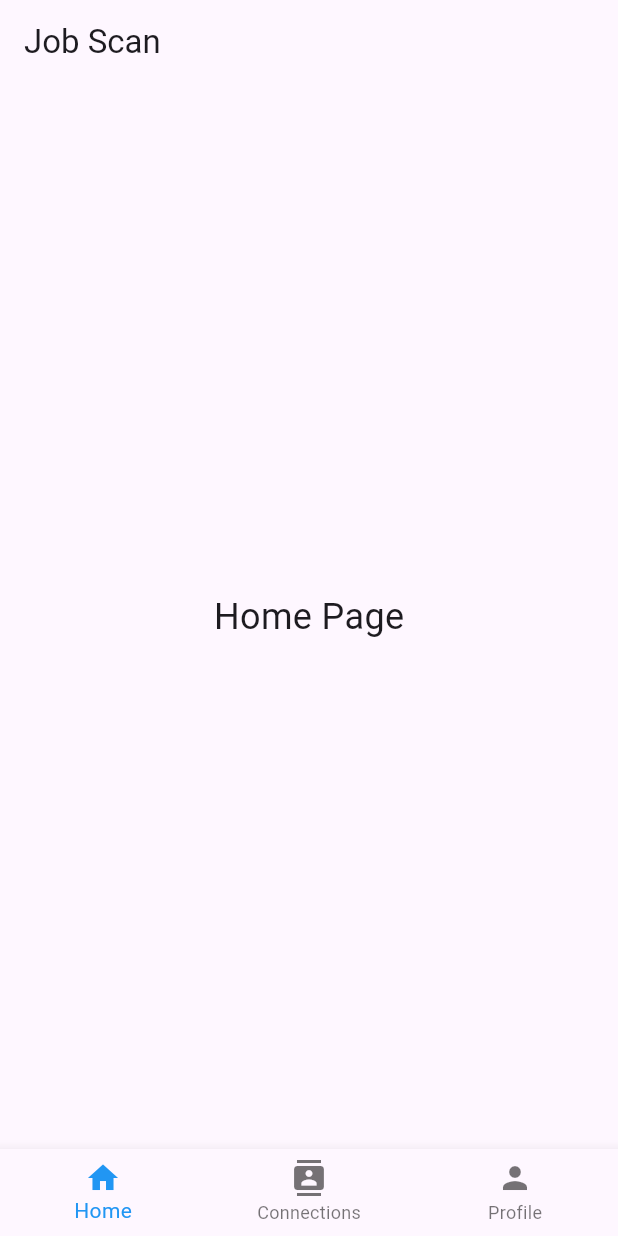
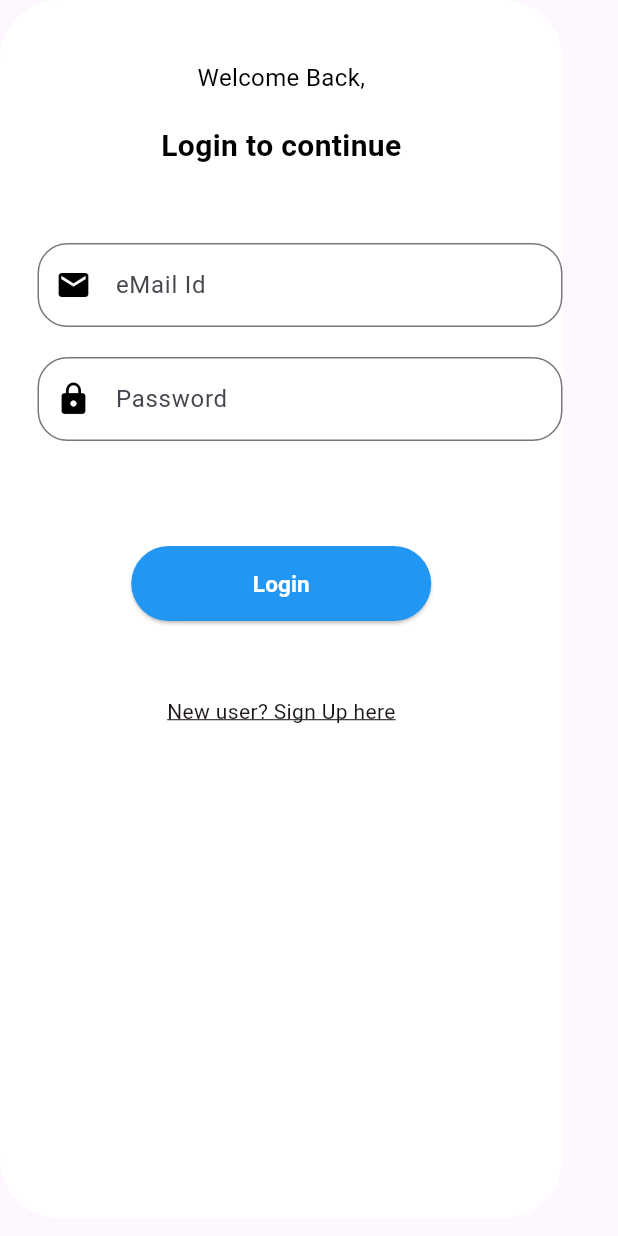
Before and after one commit to NibinByteCode/jobscan_flutter, a Flutter app: the screen it shows after launch, on a phone screen of 412 x 824 dp. Run offline on Flutter 3.47's test engine with Material 3 defaults, Android fonts, the phone set to English and light mode, and no system bars; our stand-ins replace firebase_auth, firebase_core, firebase_database; accounts and stored records are empty; generated files the repository leaves out were written again; Roboto replaces fonts that are missing (Poppins, poppins).

Commit message:
Add Firebase Auth and Login

```diff
--- /dev/null
+++ b/lib/helperclass/authhelper.dart
@@ -0,0 +1,86 @@
+import 'dart:developer';
+import 'package:firebase_auth/firebase_auth.dart';
+import 'package:firebase_database/firebase_database.dart';
+import 'package:flutter/material.dart';
+
+
+class AuthHelper {
+  final FirebaseAuth _auth = FirebaseAuth.instance;
+  final DatabaseReference _database = FirebaseDatabase.instance.reference();
+
+  Future<User?> emailLogin(String email, String password) async {
+    try {
+      UserCredential userCredential = await _auth.signInWithEmailAndPassword(
+        email: email,
+        password: password,
+      );
+      return userCredential.user;
+    } catch (e) {
+      print("Error logging in with email and password: $e");
+      return null;
+    }
+  }
+  Future<String?> getCurrentUserId() async {
+    FirebaseAuth auth = FirebaseAuth.instance;
+    User? user = auth.currentUser;
+    if (user != null) {
+      return user.uid;
+    } else {
+      return null;
+    }
+  }
+  Future<void> signUp({
+    required String firstName,
+    required String lastName,
+    required String email,
+    required String password,
+    required String confirmPassword,
+    required String phoneNumber,
+    required String dateOfBirth,
+    required String companyName,
+    required String designation,
+    required String educationQualification,
+    required String userType,
+    required Function(String) onError,
+  }) async {
+    if (password != confirmPassword) {
+      onError('Passwords do not match');
+      return;
+    }
+
+    try {
+      final UserCredential userCredential = await _auth.createUserWithEmailAndPassword(
+        email: email,
+        password: password,
+      );
+      final User? user = userCredential.user;
+      if (user != null) {
+        final userData = {
+          'firstName': firstName,
+          'lastName': lastName,
+          'email': email,
+          'phoneNumber': phoneNumber,
+          'userType': userType,
+          'dateOfBirth': dateOfBirth,
+          'companyName': companyName,
+          'designation': designation,
+          'educationQualification': educationQualification,
+          'userId': user.uid,
+        };
+        await _database.child('Users').child(user.uid).set(userData);
+      } else {
+        onError('Failed to register user');
+      }
+    } catch (e) {
+      onError('Failed to register: $e');
+    }
+  }
+  Future<void> signOut() async {
+    try {
+      await _auth.signOut();
+    } catch (e) {
+      print('Error signing out: $e');
+    }
+  }
+
+}
--- a/lib/main.dart
+++ b/lib/main.dart
@@ -2,10 +2,17 @@ import 'package:flutter/material.dart';
 import 'package:jobscan/pages/candidate_page.dart';
 import 'package:jobscan/pages/home_page.dart';
 import 'package:jobscan/pages/jobs_page.dart';
+import 'package:jobscan/pages/login.dart';
 import 'package:jobscan/pages/profile_page.dart';
+import 'package:jobscan/pages/signup.dart';
 import 'package:jobscan/pages/splash_screen.dart';
-
-void main() {
+import 'package:firebase_core/firebase_core.dart';
+import 'firebase_options.dart';
+void main() async {
+  WidgetsFlutterBinding.ensureInitialized();
+  await Firebase.initializeApp(
+    options: DefaultFirebaseOptions.currentPlatform,
+  );
   runApp(const MyApp());
 }
 
@@ -20,12 +27,13 @@ class MyApp extends StatelessWidget {
       theme: ThemeData(
         primarySwatch: Colors.blue,
       ),
+        debugShowCheckedModeBanner: false,
       initialRoute: '/',
       routes: {
         '/': (context) => const SplashScreen(),
         '/home' : (context) => const MyHomePage(),
-        // '/signup': (context) => const SignUpPage(),
-        // '/login': (context) => LoginPage(),
+         '/signup': (context) => const SignUpPage(),
+         '/login': (context) => LoginPage(),
         // '/home': (context) => _checkAuthAndNavigate(HomePage(selectedIndex: _selectedIndex, onItemTapped: _onItemTapped)),
         // '/profile': (context) => _checkAuthAndNavigate(ProfilePage(selectedIndex: _selectedIndex, onItemTapped: _onItemTapped)),
         // '/candidate': (context) => _checkAuthAndNavigate(CandidatePage(selectedIndex: _selectedIndex, onItemTapped: _onItemTapped)),
@@ -47,7 +55,7 @@ class _MyHomePageState extends State<MyHomePage> {
 
   static final List<Widget> _widgetOptions = <Widget>[
     const HomePage(),
-    // const JobsPage(),
+    const JobsPage(),
     CandidatePage(),
     const ProfilePage(),
   ];
@@ -68,21 +76,21 @@ class _MyHomePageState extends State<MyHomePage> {
         child: _widgetOptions.elementAt(_selectedIndex),
       ),
       bottomNavigationBar: BottomNavigationBar(
-        items: <BottomNavigationBarItem>[
+        items: const <BottomNavigationBarItem>[
           BottomNavigationBarItem(
-            icon: Icon(Icons.home),
+            icon: Icon(Icons.home,color: Colors.blue,),
             label: 'Home',
           ),
-          // BottomNavigationBarItem(
-          //   icon: Icon(Icons.work),
-          //   label: 'Jobs',
-          // ),
           BottomNavigationBarItem(
-            icon: Icon(Icons.contacts),
+            icon: Icon(Icons.work,color: Colors.blue,),
+            label: 'Jobs',
+          ),
+          BottomNavigationBarItem(
+            icon: Icon(Icons.contacts,color: Colors.blue,),
             label: 'Connections',
           ),
           BottomNavigationBarItem(
-            icon: Icon(Icons.person),
+            icon: Icon(Icons.person,color: Colors.blue,),
             label: 'Profile',
           ),
         ],
--- /dev/null
+++ b/lib/pages/login.dart
@@ -0,0 +1,168 @@
+import 'package:flutter/foundation.dart';
+import 'package:flutter/material.dart';
+import '../helperclass/authhelper.dart';
+
+
+
+class LoginPage extends StatelessWidget {
+  LoginPage({super.key});
+  final AuthHelper _authhelper = AuthHelper();
+  final TextEditingController _emailController = TextEditingController();
+  final TextEditingController _passwordController = TextEditingController();
+
+  Future<bool> _signInWithEmailAndPassword(BuildContext context) async {
+    try {
+      String email = _emailController.text.trim();
+      String password = _passwordController.text.trim();
+      // Call Firebase authentication method
+      dynamic user = await _authhelper.emailLogin(email, password);
+      if (user != null) {
+        if (context.mounted) {
+          Navigator.pushReplacementNamed(context, '/home', arguments: user);
+        }
+        return true; // Successful login
+      } else {
+        return false; // Unsuccessful login
+      }
+    } catch (e) {
+      if (kDebugMode) {
+        print('Error: $e');
+      }
+      return false; // Unsuccessful login
+    }
+  }
+
+  @override
+  Widget build(BuildContext context) {
+    return Scaffold(
+      body: SingleChildScrollView(
+        child: Container(
+          width: 375,
+          height: 812,
+          decoration: BoxDecoration(
+            color: Colors.white,
+            borderRadius: BorderRadius.circular(40),
+          ),
+          child: Column(
+            crossAxisAlignment: CrossAxisAlignment.center,
+            children: [
+              const SizedBox(height: 40),
+              const Text(
+                'Welcome Back,',
+                style: TextStyle(
+                  fontFamily: 'Poppins',
+                  fontWeight: FontWeight.w400,
+                  fontSize: 16,
+                  color: Colors.black,
+                ),
+              ),
+              const SizedBox(height: 20),
+              const Text(
+                'Login to continue',
+                style: TextStyle(
+                  fontFamily: 'Poppins',
+                  fontWeight: FontWeight.w700,
+                  fontSize: 20,
+                  color: Colors.black,
+                ),
+              ),
+              const SizedBox(height: 50),
+              Padding(
+                padding: const EdgeInsets.only(left: 25),
+                child: Column(
+                  crossAxisAlignment: CrossAxisAlignment.center,
+                  children: [
+                    TextField(
+                      controller: _emailController,
+                      keyboardType: TextInputType.emailAddress,
+                      decoration: const InputDecoration(
+                        border: OutlineInputBorder(
+                          borderRadius: BorderRadius.all(Radius.circular(20)),
+                        ),
+                        labelText: 'eMail Id',
+                        prefixIcon: Icon(
+                          Icons.email,
+                          color: Colors.black,
+                        ),
+                      ),
+                    ),
+                    const SizedBox(
+                      height: 20,
+                    ),
+                    TextField(
+                      controller: _passwordController,
+                      obscureText: true,
+                      decoration: const InputDecoration(
+                        border: OutlineInputBorder(
+                          borderRadius: BorderRadius.all(Radius.circular(20)),
+                        ),
+                        labelText: 'Password',
+                        prefixIcon: Icon(
+                          Icons.lock,
+                          color: Colors.black,
+                        ),
+                      ),
+                    ),
+                    const SizedBox(
+                      height: 20,
+                    ),
+                  ],
+                ),
+              ),
+              const SizedBox(
+                height: 50,
+              ),
+              ElevatedButton(
+                onPressed: () async {
+                  bool success = await _signInWithEmailAndPassword(context);
+                  if (!success) {
+                    if (!context.mounted) return;
+                    ScaffoldMessenger.of(context).showSnackBar(
+                      const SnackBar(
+                        content: Text('Failed to login. Please check your credentials.'),
+                        duration: Duration(seconds: 3),
+                      ),
+                    );
+                  }
+                },
+                style: ElevatedButton.styleFrom(
+                  minimumSize: const Size(200, 50),
+                  backgroundColor: Colors.blue,
+                ),
+                child: const Text(
+                  'Login',
+                  style: TextStyle(
+                    color: Colors.white,
+                    fontSize: 15,
+                    fontFamily: 'poppins',
+                    fontWeight: FontWeight.bold,
+                  ),
+                ),
+              ),
+              const SizedBox(
+                height: 20,
+              ),
+
+              const SizedBox(
+                height: 30,
+              ),
+              GestureDetector(
+                onTap: () {
+                  Navigator.pushNamed(context, '/signup');
+                },
+                child: const Text('New user? Sign Up here',
+                  style: TextStyle(
+                    fontFamily: 'Poppins',
+                    fontSize: 14,
+                    color: Color(0xFF1D1617),
+                    decoration: TextDecoration.underline,
+                  ),
+                ),
+              ),
+            ],
+          ),
+        ),
+      ),
+    );
+  }
+}
--- a/lib/pages/splash_screen.dart
+++ b/lib/pages/splash_screen.dart
@@ -13,7 +13,7 @@ class _SplashScreenState extends State<SplashScreen> {
   void initState() {
     super.initState();
     Future.delayed(const Duration(seconds: 3), () {
-      Navigator.pushReplacementNamed(context, '/home');
+      Navigator.pushReplacementNamed(context, '/login');
     });
   }
 
@@ -22,7 +22,7 @@ class _SplashScreenState extends State<SplashScreen> {
     return Container(
       decoration: const BoxDecoration(
         image: DecorationImage(
-          image: AssetImage('images/hiring.jpg'),
+          image: AssetImage('images/splashscreen.jpg'),
           fit: BoxFit.fill,
         ),
       ),
```
Also changed, not shown: lib/helperclass/userDataFetcher.dart (added, +28 -0 lines), lib/models/UserData.dart (+50 -66 lines), lib/pages/candidate_page.dart (+4 -4 lines), lib/pages/signup.dart (added, +150 -0 lines), pubspec.yaml (+5 -2 lines), images/splashscreen.jpg (added), pubspec.lock, 5 other files.
